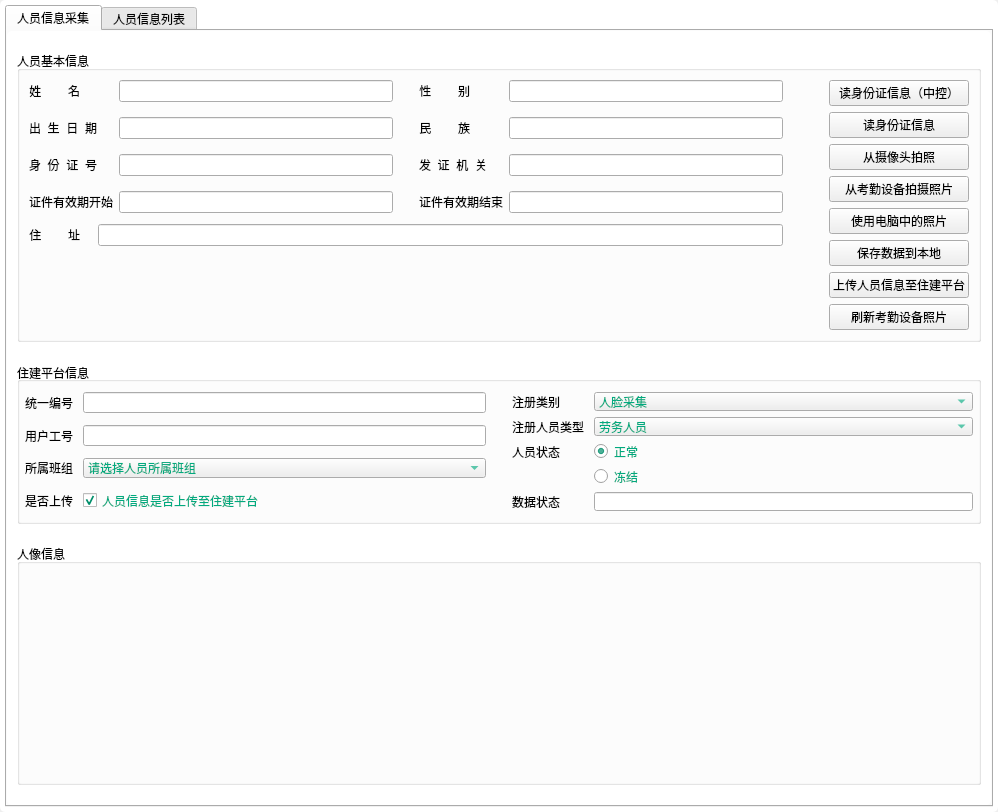
Above: views/infoCollectionUi.ui from jamesandjim/wisdom_site before the change. Below: the same form after it.
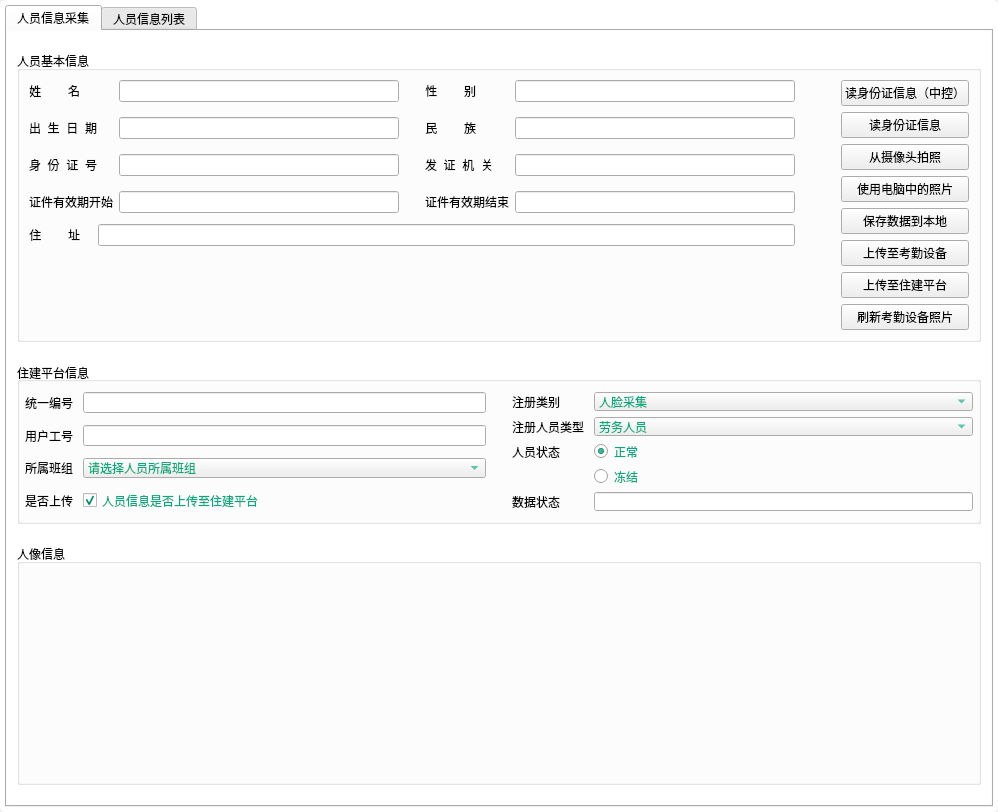
That is the form after the change.

Patch:
```diff
--- a/views/infoCollectionUi.ui
+++ b/views/infoCollectionUi.ui
@@ -378,13 +378,6 @@
                  </property>
                 </widget>
                </item>
-               <item>
-                <widget class="QPushButton" name="pb_cj_photo">
-                 <property name="text">
-                  <string>从考勤设备拍摄照片</string>
-                 </property>
-                </widget>
-               </item>
                <item>
                 <widget class="QPushButton" name="pb_uploadPhoto">
                  <property name="text">
@@ -402,10 +395,17 @@
                  </property>
                 </widget>
                </item>
+               <item>
+                <widget class="QPushButton" name="pb_uploadtoDev">
+                 <property name="text">
+                  <string>上传至考勤设备</string>
+                 </property>
+                </widget>
+               </item>
                <item>
                 <widget class="QPushButton" name="pb_uploadPerson">
                  <property name="text">
-                  <string>上传人员信息至住建平台</string>
+                  <string>上传至住建平台</string>
                  </property>
                 </widget>
                </item>
```
